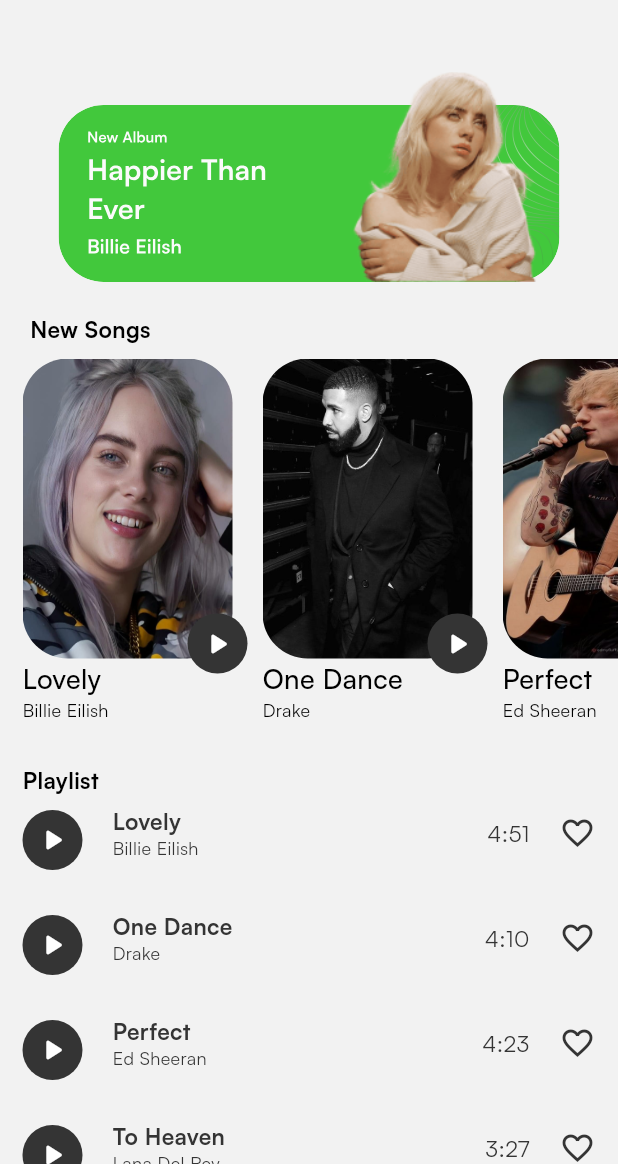
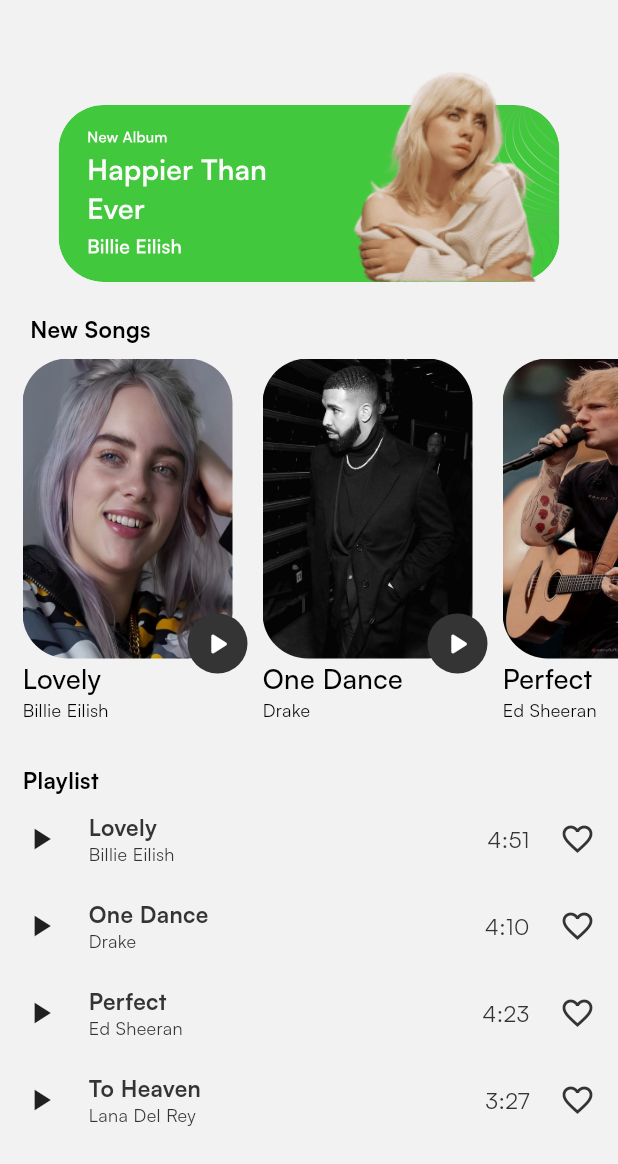
Before and after one commit to Ruhan130/SpotifyCloneUsingFlutter, a Flutter app: the screen it shows after launch, on a phone screen of 412 x 824 dp, the part 72-1236 px from its top. Run offline on Flutter 3.47's test engine with Material 3 defaults, Android fonts, the phone set to English and light mode, and no system bars; our stand-ins replace bloc, dartz, firebase_auth, firebase_core, flutter_bloc, flutter_svg and 3 more; accounts and stored records are empty.

Commit message:
Working some new tricks

```diff
--- a/lib/main.dart
+++ b/lib/main.dart
@@ -8,11 +8,8 @@
 import 'package:project/firebase_options.dart';
 import 'package:project/presentation/Add_to_favourite/provider/FavourtieProvider.dart';
 import 'package:project/presentation/Home/pages/HomeScreen.dart';
-import 'package:project/presentation/auth/pages/SignIn.dart';
-import 'package:project/presentation/auth/pages/signup.dart';
+import 'package:project/presentation/Mini_Music_Player/provider/MiniMusicProvider.dart';
 import 'package:project/presentation/chooseModePage/bloc/theme_cubit.dart';
-import 'package:project/presentation/song-player/song_player.dart';
-import 'package:project/presentation/splash/pages/splash.dart';
 import 'package:project/service_locator.dart';
 import 'package:provider/provider.dart';
 
@@ -36,9 +33,15 @@
   Widget build(BuildContext context) {
     return MultiProvider(
       providers: [
-        BlocProvider(create: (_) => ThemeCubit(),),
-        ChangeNotifierProvider(create: (_) => Favourtieprovider())
-
+        BlocProvider(
+          create: (_) => ThemeCubit(),
+        ),
+        ChangeNotifierProvider(
+          create: (_) => Favourtieprovider(),
+        ),
+         ChangeNotifierProvider(
+          create: (_) => AudioPlayerProvider(),
+        ),
       ],
       child: BlocBuilder<ThemeCubit, ThemeMode>(
         builder: (context, mode) => MaterialApp(
@@ -47,7 +50,7 @@
           darkTheme: Apptheme.darkTheme,
           themeMode: mode,
           debugShowCheckedModeBanner: false,
-          home:  HomePage(),
+          home: HomePage(),
         ),
       ),
     );
--- a/lib/presentation/Home/pages/widget/PlayList.dart
+++ b/lib/presentation/Home/pages/widget/PlayList.dart
@@ -1,4 +1,5 @@
 import 'package:flutter/material.dart';
+import 'package:just_audio/just_audio.dart';
 import 'package:project/common/helper/isDark.dart';
 import 'package:project/common/widgets/customTextWiget.dart';
 import 'package:project/core/config/assets/app_dimensions.dart';
@@ -6,17 +7,40 @@
 import 'package:project/presentation/Add_to_favourite/provider/FavourtieProvider.dart';
 import 'package:project/presentation/Home/model/new_songsection.dart';
 import 'package:project/presentation/Mini_Music_Player/pages/Mini_Music_Player.dart';
+import 'package:project/presentation/Mini_Music_Player/provider/MiniMusicProvider.dart';
 import 'package:project/presentation/song-player/song_player.dart';
 import 'package:provider/provider.dart';
 
 class Playlist extends StatefulWidget {
-  Playlist({super.key, });
+  const Playlist({super.key});
 
   @override
   State<Playlist> createState() => _PlaylistState();
 }
 
 class _PlaylistState extends State<Playlist> {
+  final audioPlayer = AudioPlayer();
+  SongEntity? currentSong; // To track the current song
+  bool isPlaying = false;
+
+  void playSong(SongEntity song) async {
+    if (currentSong == song && isPlaying) {
+      // Pause the current song
+      await audioPlayer.pause();
+      setState(() {
+        isPlaying = false;
+      });
+    } else {
+      // Play the selected song
+      await audioPlayer.setAsset(song.audio);
+      await audioPlayer.play();
+      setState(() {
+        currentSong = song;
+        isPlaying = true;
+      });
+    }
+  }
+
   @override
   Widget build(BuildContext context) {
     return SingleChildScrollView(
@@ -39,6 +63,9 @@
                 const Spacer(),
               ],
             ),
+            SizedBox(
+              height: 10,
+            ),
             _playList(songList)
           ],
         ),
@@ -53,51 +80,45 @@
       shrinkWrap: true,
       itemBuilder: (context, index) {
         final song = songs[index];
+        final isCurrentSongPlaying = currentSong == song && isPlaying;
         return Row(
           children: [
-            Padding(
-              padding: const EdgeInsets.only(top: AppDimensions.padingTo10),
-              child: Container(
-                height: AppDimensions.containerHeightInHome,
-                width: AppDimensions.containerWidgetInHome,
-                decoration: BoxDecoration(
-                  shape: BoxShape.circle,
-                  color: context.isDarkMode
-                      ? AppColor.darkGrey
-                      : const Color(0xffE6E6E6),
-                ),
-                child: GestureDetector(
+            Consumer<AudioPlayerProvider>(
+              builder: (context, audioProvider, child) {
+                return GestureDetector(
                   onTap: () {
+                    audioProvider
+                        .play(song); // Trigger play for the clicked song
                     showModalBottomSheet(
                       context: context,
-                      builder: (context) => MiniMusicPlayer(songEntity: song,)
-                    );
+                      builder: (context) => MiniMusicPlayer(songEntity: song),
+                    ).then((_) {
+                      audioProvider.stop(); // Stop playback when modal closes
+                    });
                   },
                   child: Icon(
-                    Icons.play_arrow_rounded,
-                    color: context.isDarkMode
-                        ? AppColor.textColorWhite
-                        : AppColor.textColorBlack,
+                    audioProvider.isPlaying && audioProvider.currentSong == song
+                        ? Icons.pause
+                        : Icons.play_arrow,
                   ),
-                ),
-              ),
+                );
+              },
             ),
-            const SizedBox(
-              width: AppDimensions.sizeHeight20,
-            ),
+            const SizedBox(width: AppDimensions.sizeHeight20),
             Column(
               crossAxisAlignment: CrossAxisAlignment.start,
               children: [
                 GestureDetector(
                   onTap: () {
                     Navigator.push(
-                        context,
-                        MaterialPageRoute(
-                          builder: (context) => SongPlayer(songEntity: song),
-                        ));
+                      context,
+                      MaterialPageRoute(
+                        builder: (context) => SongPlayer(songEntity: song),
+                      ),
+                    );
                   },
                   child: CustomTextwiget(
-                    text: song.name, // Playlist name
+                    text: song.name,
                     fontWeight: FontWeight.bold,
                     textFontsize: AppDimensions.fontsize15,
                     color: context.isDarkMode
@@ -106,7 +127,7 @@
                   ),
                 ),
                 CustomTextwiget(
-                  text: song.title, // Playlist title
+                  text: song.title,
                   fontWeight: FontWeight.normal,
                   textFontsize: AppDimensions.fontsize12,
                   color: context.isDarkMode
@@ -119,15 +140,13 @@
             Row(
               children: [
                 CustomTextwiget(
-                  text: song.duraTion, // Duration from Playlist
+                  text: song.duraTion,
                   textFontsize: AppDimensions.fontsize15,
                   color: context.isDarkMode
                       ? AppColor.darkGrey
                       : const Color(0xffE6E6E6),
                 ),
-                const SizedBox(
-                  width: AppDimensions.sizeHeight20,
-                ),
+                const SizedBox(width: AppDimensions.sizeHeight20),
                 Consumer<Favourtieprovider>(
                   builder: (context, provider, child) {
                     return GestureDetector(
@@ -142,16 +161,14 @@
                       ),
                     );
                   },
-                )
+                ),
               ],
-            )
+            ),
           ],
         );
       },
       separatorBuilder: (context, index) {
-        return const SizedBox(
-          height: AppDimensions.sizeHeight20,
-        );
+        return const SizedBox(height: AppDimensions.sizeHeight20);
       },
       itemCount: songs.length,
     );
```
Also changed, not shown: lib/presentation/Mini_Music_Player/pages/Mini_Music_Player.dart (+33 -149 lines), lib/presentation/Mini_Music_Player/provider/MiniMusicProvider.dart (added, +43 -0 lines).
